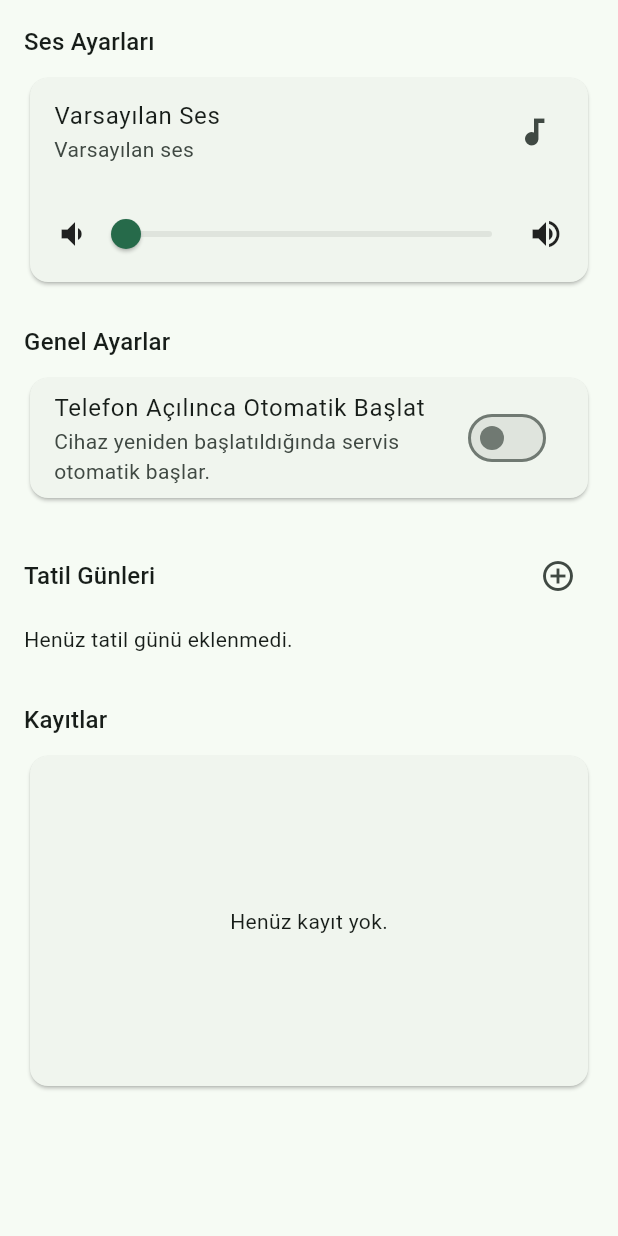
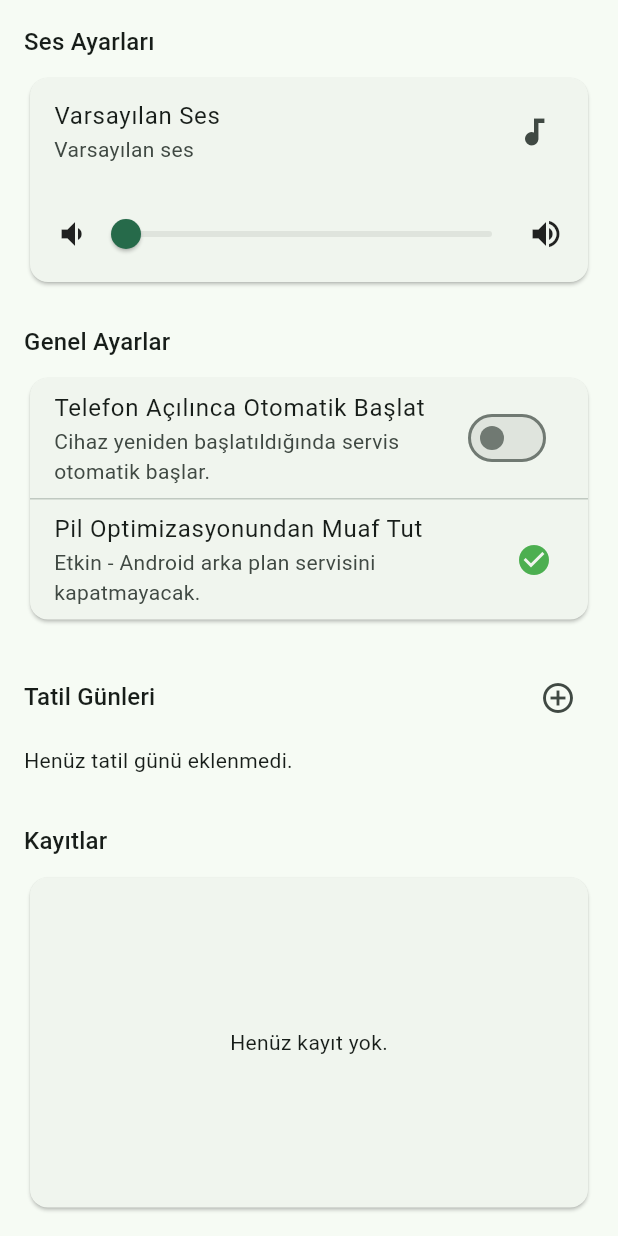
Before and after one commit to Canerakcy/Zil-Takip-Programi, a Flutter app: the GeneralTab widget shown alone on an empty page, opened directly with empty values, on a phone screen of 412 x 824 dp. Run offline on Flutter 3.47's test engine with Material 3 defaults, Android fonts, the phone set to English and light mode, and no system bars; our stand-ins replace audioplayers, file_picker, flutter_local_notifications, permission_handler; missing offline and left inert: flutter_background_service.

Commit message:
Android: arka plan servisinin kesintisiz çalışması için pil optimizasyonu muafiyeti ekle
Foreground service + kalıcı bildirim tek başına yeterli değil - bazı
üreticiler (özellikle Samsung) pil tasarrufu modunda arka plan
servislerini bir süre sonra durdurabiliyor. Bunu önlemek için:

- Uygulama ilk açıldığında "pil optimizasyonundan muaf tut" izni
  otomatik istenir (Permission.ignoreBatteryOptimizations).
- Genel sekmesine, iznin durumunu gösteren ve gerekirse tekrar
  isteyebilen bir "Pil Optimizasyonundan Muaf Tut" satırı eklendi.
- AndroidManifest.xml'e REQUEST_IGNORE_BATTERY_OPTIMIZATIONS ve (Android
  14+ foreground servis türü zorunluluğu için) FOREGROUND_SERVICE_MEDIA_PLAYBACK
  izinleri eklendi; AndroidConfiguration'a foregroundServiceTypes:
  [mediaPlayback] verildi.
- README'ye AUX/jack ile hoparlör bağlantısının (Android'de otomatik
  ses yönlendirmesi sayesinde) ekstra ayar gerektirmediği ve bazı
  Samsung modellerinde ayrıca "Uyku Modundaki Uygulamalar" listesinin
  elle kontrol edilmesi gerektiği açıklandı.

Co-Authored-By: Claude Sonnet 5 <noreply@anthropic.com>
Claude-Session: https://claude.ai/code/session_018uyVpkY1WV76odT2tomxQi

```diff
--- a/zil_takip_android/lib/background_service.dart
+++ b/zil_takip_android/lib/background_service.dart
@@ -50,6 +50,9 @@ Future<void> initializeBackgroundService({bool autoStartOnBoot = false}) async {
       initialNotificationContent: 'Arka planda çalışıyor',
       foregroundServiceNotificationId: foregroundNotificationId,
       autoStartOnBoot: autoStartOnBoot,
+      // Android 14+ (API 34) foreground servisler için bir tür belirtilmesini
+      // zorunlu kılıyor; zil sesi çaldığımız için "mediaPlayback" en uygunu.
+      foregroundServiceTypes: const [AndroidForegroundType.mediaPlayback],
     ),
     iosConfiguration: IosConfiguration(),
   );
--- a/zil_takip_android/lib/general_tab.dart
+++ b/zil_takip_android/lib/general_tab.dart
@@ -2,6 +2,7 @@
 // başlatma, tatil günleri ve kayıt (log) görünümü. Windows sürümündeki
 // _build_general_tab()/_build_audio_tab()'ın karşılığı.
 import 'package:flutter/material.dart';
+import 'package:permission_handler/permission_handler.dart';
 
 import 'background_service.dart';
 import 'dialogs.dart';
@@ -24,6 +25,32 @@ class GeneralTab extends StatefulWidget {
 }
 
 class _GeneralTabState extends State<GeneralTab> {
+  bool? _batteryOptimizationIgnored;
+
+  @override
+  void initState() {
+    super.initState();
+    _refreshBatteryOptimizationStatus();
+  }
+
+  Future<void> _refreshBatteryOptimizationStatus() async {
+    try {
+      final status = await Permission.ignoreBatteryOptimizations.status;
+      if (mounted) setState(() => _batteryOptimizationIgnored = status.isGranted);
+    } catch (_) {
+      // Bu platformda/ortamda desteklenmiyor olabilir.
+    }
+  }
+
+  Future<void> _requestBatteryOptimizationExemption() async {
+    try {
+      await Permission.ignoreBatteryOptimizations.request();
+    } catch (_) {
+      // Bu platformda/ortamda desteklenmiyor olabilir.
+    }
+    await _refreshBatteryOptimizationStatus();
+  }
+
   Future<void> _pickDefaultSound() async {
     final path = await pickSoundFile();
     if (path == null) return;
@@ -91,16 +118,34 @@ class _GeneralTabState extends State<GeneralTab> {
         Text('Genel Ayarlar', style: Theme.of(context).textTheme.titleMedium),
         const SizedBox(height: 8),
         Card(
-          child: SwitchListTile(
+          child: Column(
+            children: [
+              SwitchListTile(
                 title: const Text('Telefon Açılınca Otomatik Başlat'),
-            subtitle:
-                const Text('Cihaz yeniden başlatıldığında servis otomatik başlar.'),
+                subtitle: const Text(
+                    'Cihaz yeniden başlatıldığında servis otomatik başlar.'),
                 value: config.startOnBoot,
                 onChanged: (value) {
                   setState(() => config.startOnBoot = value);
                   widget.onChanged();
                   initializeBackgroundService(autoStartOnBoot: value);
                 },
+              ),
+              const Divider(height: 1),
+              ListTile(
+                title: const Text('Pil Optimizasyonundan Muaf Tut'),
+                subtitle: Text(_batteryOptimizationIgnored == true
+                    ? 'Etkin - Android arka plan servisini kapatmayacak.'
+                    : 'Kapalı - bazı telefonlarda (ör. Samsung) servis bir '
+                        'süre sonra durdurulabilir, açmanız önerilir.'),
+                trailing: _batteryOptimizationIgnored == true
+                    ? const Icon(Icons.check_circle, color: Colors.green)
+                    : FilledButton(
+                        onPressed: _requestBatteryOptimizationExemption,
+                        child: const Text('Aç'),
+                      ),
+              ),
+            ],
           ),
         ),
         const SizedBox(height: 24),
```
Also changed, not shown: zil_takip_android/lib/home_page.dart (+17 -0 lines), 2 other files. Lines whose indentation alone changed are shown as unchanged.
